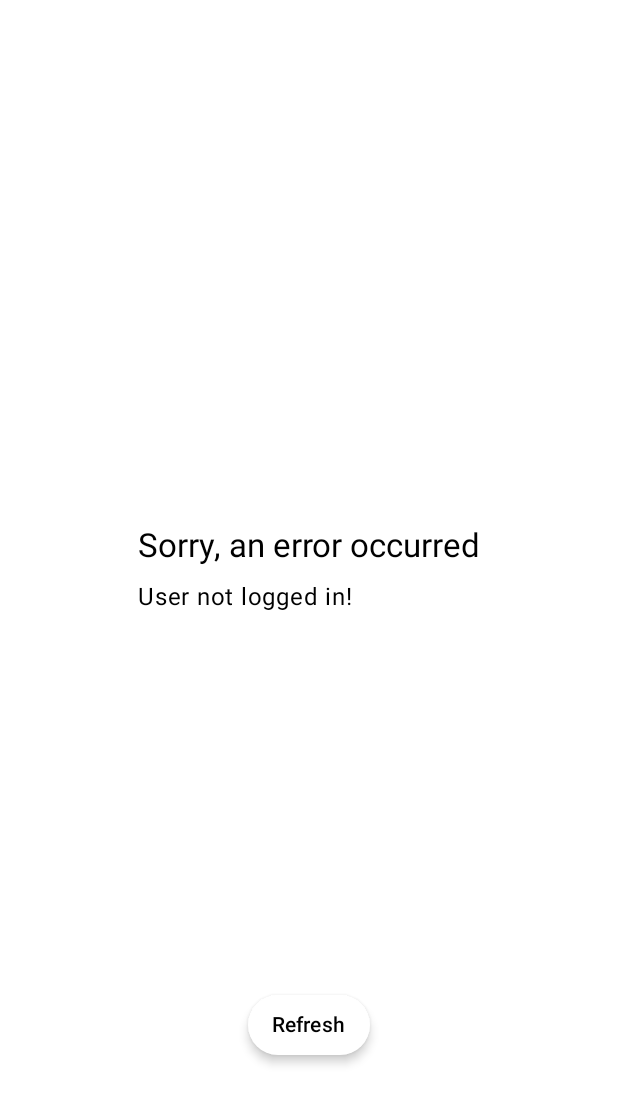
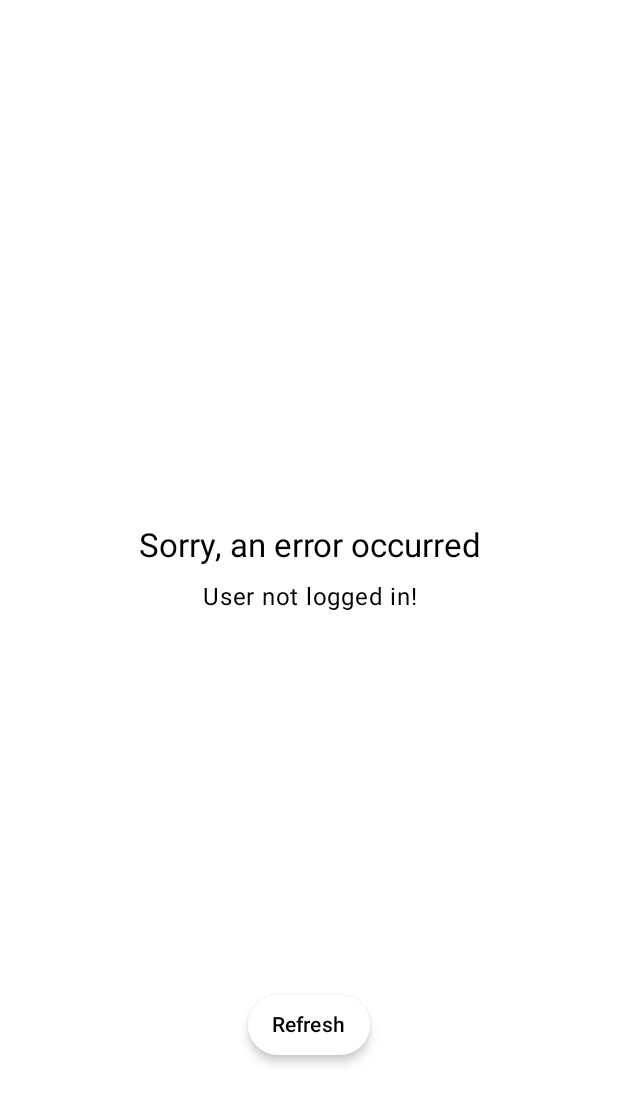
Before and after one commit to GreatWolfXX/NYTBestSellers, an Android app built with Jetpack Compose: the @Preview function ErrorComponentPreview, on a phone screen of 412 x 824 dp. Shown: the top 1104 px of the screen. Run offline under Robolectric (Android 15) with nearby library versions, the phone set to English and light mode, and no system bars.

Commit message:
fix: set text center align

```diff
--- a/app/src/main/java/com/gwolf/nytbestsellers/ui/component/ErrorComponent.kt
+++ b/app/src/main/java/com/gwolf/nytbestsellers/ui/component/ErrorComponent.kt
@@ -18,6 +18,7 @@ import androidx.compose.ui.Alignment
 import androidx.compose.ui.Modifier
 import androidx.compose.ui.graphics.Color
 import androidx.compose.ui.res.stringResource
+import androidx.compose.ui.text.style.TextAlign
 import androidx.compose.ui.tooling.preview.Preview
 import androidx.compose.ui.unit.dp
 import com.gwolf.nytbestsellers.R
@@ -50,10 +51,13 @@ fun ErrorComponent(
         verticalArrangement = Arrangement.SpaceAround
     ) {
         Spacer(modifier = Modifier)
-        Column {
+        Column(
+            horizontalAlignment = Alignment.CenterHorizontally
+        ) {
             Text(
                 modifier = Modifier,
                 text = stringResource(id = R.string.title_error),
+                textAlign = TextAlign.Center,
                 style = MaterialTheme.typography.titleLarge,
                 color = Color.Black
             )
@@ -61,6 +65,7 @@ fun ErrorComponent(
             Text(
                 modifier = Modifier,
                 text = errorDesc,
+                textAlign = TextAlign.Center,
                 style = MaterialTheme.typography.bodyLarge,
                 color = Color.Black
             )
```
